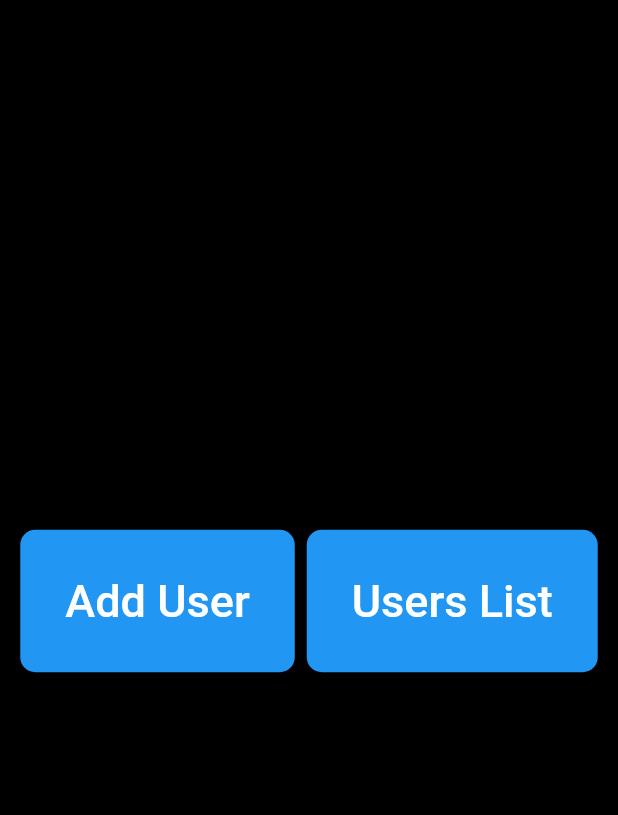
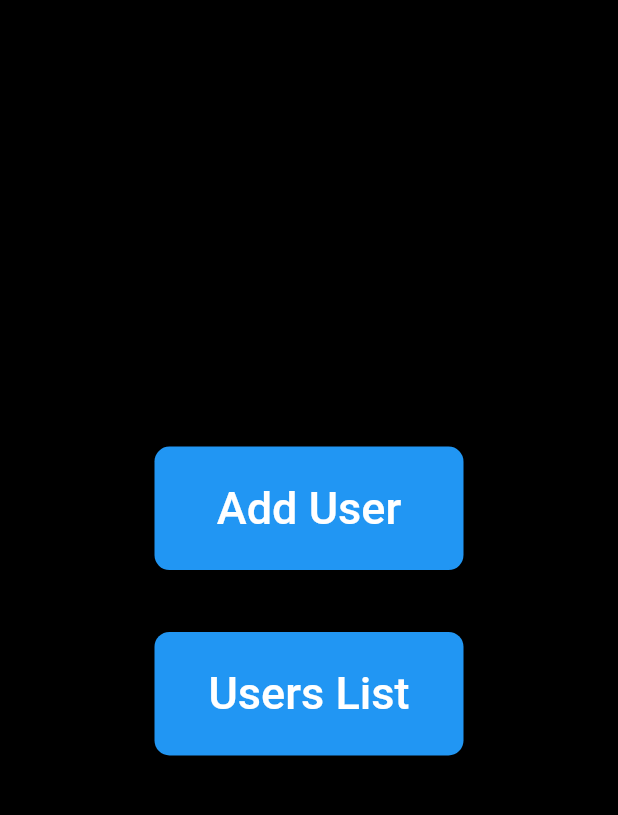
Before and after one commit to ansoncht/Server-Client, a Flutter app: the screen it shows after launch, on a phone screen of 412 x 824 dp, the part 59-874 px from its top. Run offline on Flutter 3.47's test engine with Material 2 defaults, Android fonts, the phone set to English and light mode, and no system bars; our stand-ins replace bloc, equatable, flutter_bloc; missing offline and left inert: grpc, protobuf.

```diff
--- a/flutter_client/lib/bloc/user_management_nav/user_management_nav_bloc.dart
+++ b/flutter_client/lib/bloc/user_management_nav/user_management_nav_bloc.dart
@@ -20,6 +20,7 @@ class UserManagementNavBloc
     on<UserManagementNavEventClickUsersList>(_navEnteredUsersList);
   }
 
+  // _navEnteredHome emit a new state to the UI with the correct routing
   Future<void> _navEnteredHome(UserManagementNavEventClickHome event,
       Emitter<UserManagementNavState> emit) async {
     try {
@@ -41,6 +42,7 @@ class UserManagementNavBloc
     }
   }
 
+  // _navEnteredAddUser emit a new state to the UI with the correct routing
   Future<void> _navEnteredAddUser(UserManagementNavEventClickAddUser event,
       Emitter<UserManagementNavState> emit) async {
     try {
@@ -59,6 +61,7 @@ class UserManagementNavBloc
     }
   }
 
+  // _navEnteredUsersList emit a new state to the UI with the correct routing
   Future<void> _navEnteredUsersList(UserManagementNavEventClickUsersList event,
       Emitter<UserManagementNavState> emit) async {
     try {
--- a/flutter_client/lib/grpc/grpc_service.dart
+++ b/flutter_client/lib/grpc/grpc_service.dart
@@ -5,11 +5,13 @@ import 'package:logging/logging.dart';
 
 // port number
 const int customPort = 5001;
+const String localHost = 'localhost';
+const String androidHost = '10.0.2.2';
 
 ClientChannel createChannel() {
   // create channel
   final channel = ClientChannel(
-    'localhost',
+    localHost,
     port: customPort,
     options: ChannelOptions(
       credentials: const ChannelCredentials.insecure(),
--- a/flutter_client/lib/navigator/usermanagement_app_navigator.dart
+++ b/flutter_client/lib/navigator/usermanagement_app_navigator.dart
@@ -33,9 +33,11 @@ class UserManagementAppNavigator extends StatelessWidget {
             if (state.state == UserManagementNavStates.error)
               const MaterialPage(child: ErrorScreen()),
 
+            // add user page loaded
             if (state.state == UserManagementNavStates.addUser)
               const MaterialPage(child: AddUserScreen()),
 
+            // get users list page loaded
             if (state.state == UserManagementNavStates.usersList)
               const MaterialPage(child: UsersListScreen()),
           ],
--- a/flutter_client/lib/screen/general/home_screen.dart
+++ b/flutter_client/lib/screen/general/home_screen.dart
@@ -25,10 +25,13 @@ class HomeScreen extends StatelessWidget {
           automaticallyImplyLeading: false,
         ),
         body: Center(
-          child: ButtonBar(
-            alignment: MainAxisAlignment.center,
+          child: Column(
+            mainAxisAlignment: MainAxisAlignment.center,
             children: [
-              ElevatedButton(
+              SizedBox(
+                height: MediaQuery.of(context).size.height * 0.1,
+                width: MediaQuery.of(context).size.width * 0.5,
+                child: ElevatedButton(
                     onPressed: () => {
                           BlocProvider.of<UserManagementNavBloc>(context)
                               .add(UserManagementNavEventClickAddUser()),
@@ -40,15 +43,20 @@ class HomeScreen extends StatelessWidget {
                           ),
                         },
                     style: ButtonStyle(
-                      padding: MaterialStateProperty.all<EdgeInsets>(
-                          const EdgeInsets.all(30)),
                         shape: MaterialStateProperty.all(RoundedRectangleBorder(
                             borderRadius: BorderRadius.circular(10)))),
                     child: const Text(
                       'Add User',
                       style: TextStyle(fontSize: 30),
                     )),
-              ElevatedButton(
+              ),
+              SizedBox(
+                height: MediaQuery.of(context).size.height * 0.05,
+              ),
+              SizedBox(
+                height: MediaQuery.of(context).size.height * 0.1,
+                width: MediaQuery.of(context).size.width * 0.5,
+                child: ElevatedButton(
                     onPressed: () => {
                           BlocProvider.of<UserManagementNavBloc>(context)
                               .add(UserManagementNavEventClickUsersList()),
@@ -56,14 +64,13 @@ class HomeScreen extends StatelessWidget {
                               .add(GetUsersEventClickGetUsers())
                         },
                     style: ButtonStyle(
-                      padding: MaterialStateProperty.all<EdgeInsets>(
-                          const EdgeInsets.all(30)),
                         shape: MaterialStateProperty.all(RoundedRectangleBorder(
                             borderRadius: BorderRadius.circular(10)))),
                     child: const Text(
                       'Users List',
                       style: TextStyle(fontSize: 30),
                     )),
+              )
             ],
           ),
         ),
--- a/flutter_client/lib/screen/users_list/users_list_screen.dart
+++ b/flutter_client/lib/screen/users_list/users_list_screen.dart
@@ -46,7 +46,8 @@ class UsersListScreen extends StatelessWidget {
                   },
                   hoverColor: Colors.grey.shade900,
                 ),
-                separatorBuilder: (context, index) => const Divider(
+                separatorBuilder: (context, index) => Divider(
+                  color: Colors.grey.shade600,
                   thickness: 0.5,
                 ),
               );
```
Also changed, not shown: flutter_client/lib/bloc/add_user/add_user_bloc.dart (+8 -0 lines), flutter_client/lib/bloc/get_users/get_users_bloc.dart (+8 -0 lines), flutter_client/lib/screen/add_user/add_user_screen.dart (+24 -20 lines), flutter_client/lib/screen/users_list/user_details_screen.dart (+32 -5 lines), 4 other files. Lines whose indentation alone changed are shown as unchanged.
